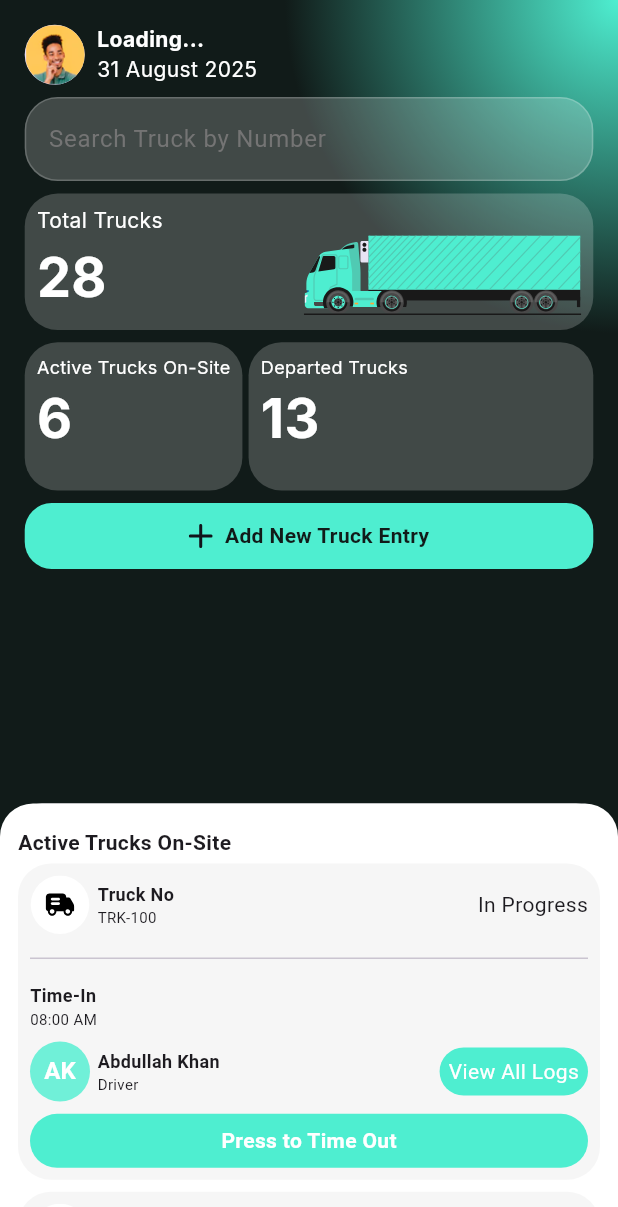
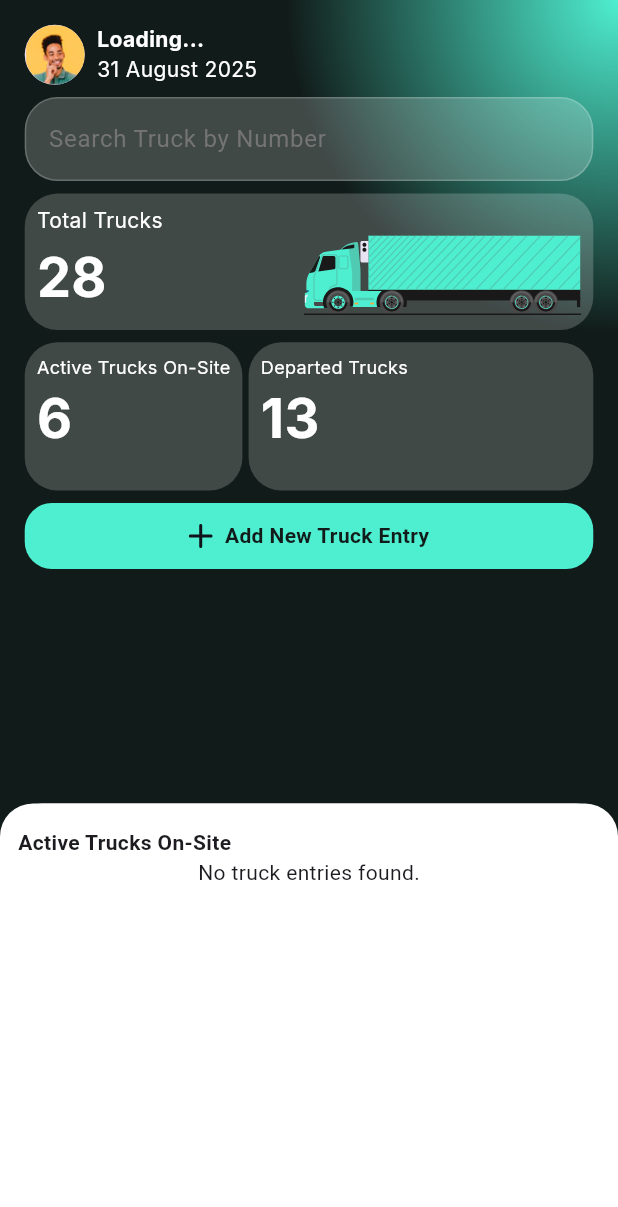
Before and after one commit to jasonapp2244/acl_exavation_project, a Flutter app: the Homeview screen opened by its route, on a phone screen of 412 x 824 dp. Shown: the top 1207 px of the screen. Run offline on Flutter 3.47's test engine with Material 3 defaults, Android fonts, the phone set to English and light mode, and no system bars; our stand-ins replace another_flushbar, cloud_firestore, dotted_line, firebase_auth, firebase_core, flutter_svg and 3 more; accounts and stored records are empty.

Commit message:
home screen started

```diff
--- a/lib/view/add_truck_entery_view.dart
+++ b/lib/view/add_truck_entery_view.dart
@@ -138,7 +138,7 @@ class AddTruckEnteryView extends StatelessWidget {
                                     : () async {
                                         try {
                                           await truckProvider.saveTruckEntry(
-                                            recordTimeIn: false,
+                                            recordTimeIn: true,
                                           );
                                           ScaffoldMessenger.of(
                                             context,
--- a/lib/view/homeview.dart
+++ b/lib/view/homeview.dart
@@ -1,4 +1,6 @@
+import 'package:acl/controller/truck_driver_model_view.dart';
 import 'package:acl/controller/user_profile_controller.dart';
+import 'package:acl/model/truck_driver_record_model.dart';
 import 'package:acl/res/components/app_color.dart';
 import 'package:acl/res/components/auth_button.dart';
 import 'package:acl/res/components/responsive.dart';
@@ -7,6 +9,7 @@ import 'package:acl/view/widgets/custom_driver_widget.dart';
 import 'package:flutter/material.dart';
 import 'package:flutter_svg/svg.dart';
 import 'package:google_fonts/google_fonts.dart';
+import 'package:intl/intl.dart';
 import 'package:provider/provider.dart';
 
 class Homeview extends StatefulWidget {
@@ -54,6 +57,7 @@ class _HomeviewState extends State<Homeview> {
 
   @override
   Widget build(BuildContext context) {
+    var truckProvider = Provider.of<TruckEntryProvider>(context, listen: false);
     Responsive.init(context);
     return SafeArea(
       child: Scaffold(
@@ -363,37 +367,39 @@ class _HomeviewState extends State<Homeview> {
                   ),
                 ),
 
-                Expanded(
-                  child: Container(
-                    height: 170,
-                    width: double.infinity,
+                StreamBuilder<List<TruckDriverRecordModel>>(
+                  stream: truckProvider.truckEntriesStream(),
+                  builder: (context, snapshot) {
+                    if (snapshot.connectionState == ConnectionState.waiting) {
+                      return const Center(child: CircularProgressIndicator());
+                    }
+                    if (snapshot.hasError) {
+                      return Center(child: Text("Error: ${snapshot.error}"));
+                    }
+                    if (!snapshot.hasData || snapshot.data!.isEmpty) {
+                      return const Center(
+                        child: Text("No truck entries found."),
+                      );
+                    }
+                    final entries = snapshot.data!;
+                    return Expanded(
                       child: ListView.builder(
-                      itemCount: 13,
+                        itemCount: entries.length,
                         itemBuilder: (context, index) {
+                          final truck = entries[index];
                           return CustomTruckEntryCardWidget(
-                          truckNumber: "TRK-${100 + index}",
-                          status: index % 2 == 0 ? "In Progress" : "Completed",
-                          timeIn: "08:0${index} AM",
-                          driverName: index % 2 == 0
-                              ? "Abdullah Khan"
-                              : "John Doe",
-                          driverRole: index % 2 == 0 ? "Driver" : "Assistant",
-                          onTimeOutPressed: () {
-                            // Example action
-                            print(
-                              "Time Out pressed for truck TRK-${100 + index}",
-                            );
-                          },
-                          onViewLogsPressed: () {
-                            // Example action
-                            print(
-                              "View Logs pressed for truck TRK-${100 + index}",
-                            );
-                          },
+                            truckNumber: truck.truckNumber,
+                            status: truck.status,
+                            timeIn: truck.timeIn!,
+                            driverName: truck.driverName,
+                            driverRole: truck.driverRole,
+                            onTimeOutPressed: () {},
+                            onViewLogsPressed: () {},
                           );
                         },
                       ),
-                  ),
+                    );
+                  },
                 ),
               ],
             ),
--- a/lib/view/truck_log_view.dart
+++ b/lib/view/truck_log_view.dart
@@ -230,7 +230,6 @@ class TruckLogView extends StatelessWidget {
                                               ),
                                             ],
                                           ),
-                                          Text("On Site"),
                                         ],
                                       ),
                                       SizedBox(height: Responsive.h(1)),
```
Also changed, not shown: lib/controller/truck_driver_model_view.dart (+15 -22 lines), lib/utils/routes/utils.dart (+10 -0 lines), lib/view/widgets/custom_driver_widget.dart (+161 -13 lines), lib/view/widgets/custom_title.dart (added, +40 -0 lines). Lines whose indentation alone changed are shown as unchanged.
